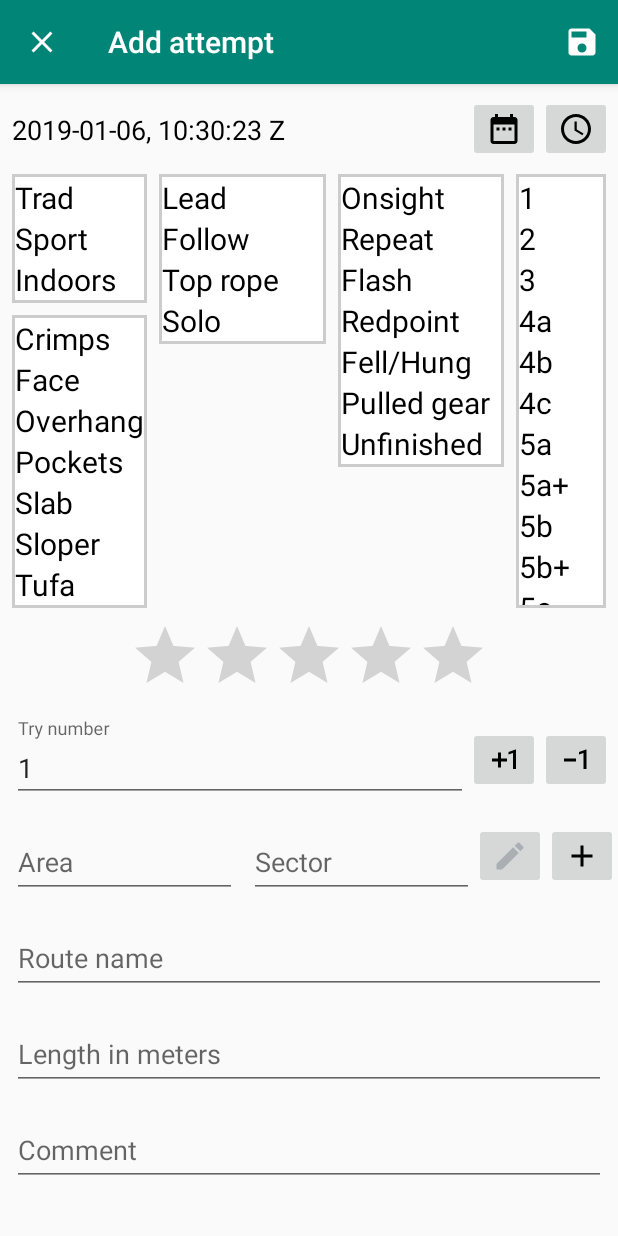
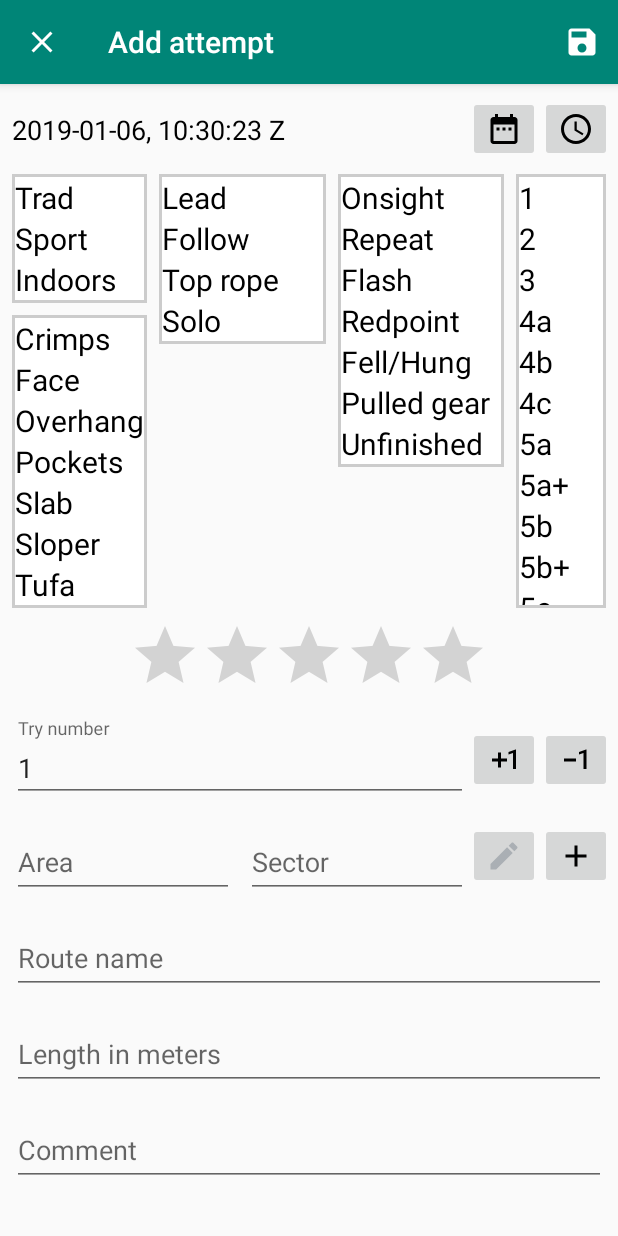
Before and after one commit to gnvo/climbtracker, an Android app: the AddEditAttemptActivity screen opened directly, with no data from a screen before it, on a phone screen of 412 x 824 dp. Run offline under Robolectric (Android 15) with nearby library versions, the phone set to English and light mode, and no system bars; our stand-ins replace Room's generated code; libraries missing offline, so code that uses them is left out: android.arch.persistence, org.jetbrains.anko; 2 statements that could not run were skipped.

Commit message:
Add location spacing

```diff
--- a/app/src/main/res/layout/activity_add_update_attempt.xml
+++ b/app/src/main/res/layout/activity_add_update_attempt.xml
@@ -240,7 +240,8 @@
                 app:layout_constraintEnd_toEndOf="parent"
                 app:layout_constraintStart_toEndOf="@+id/button_edit_location"
                 android:layout_width="wrap_content"
-                android:layout_height="wrap_content"/>
+                android:layout_height="wrap_content"
+                android:layout_marginEnd="4dp"/>
 
         <android.support.design.widget.TextInputLayout
                 android:id="@+id/til_route_name"
```
